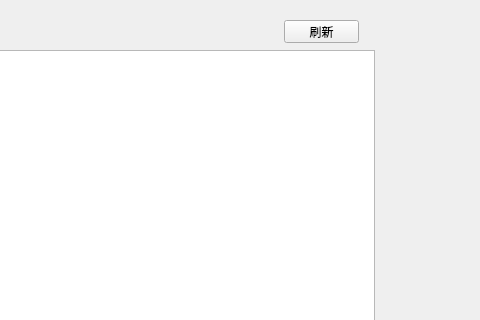
Above: choose_course.ui from breadog/Course_selection_system before the change; both pictures show x 276 to 756 and y 0 to 320 of the 756 by 493 pixel window. Below: the same form after it.
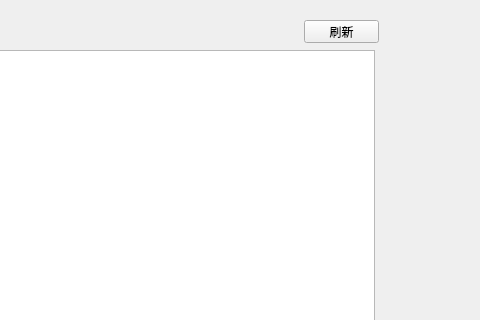
That is the form after the change.

Diff of the .ui file:
```diff
--- a/choose_course.ui
+++ b/choose_course.ui
@@ -26,7 +26,7 @@
   <widget class="QPushButton" name="refresh">
    <property name="geometry">
     <rect>
-     <x>560</x>
+     <x>580</x>
      <y>20</y>
      <width>75</width>
      <height>23</height>
```
